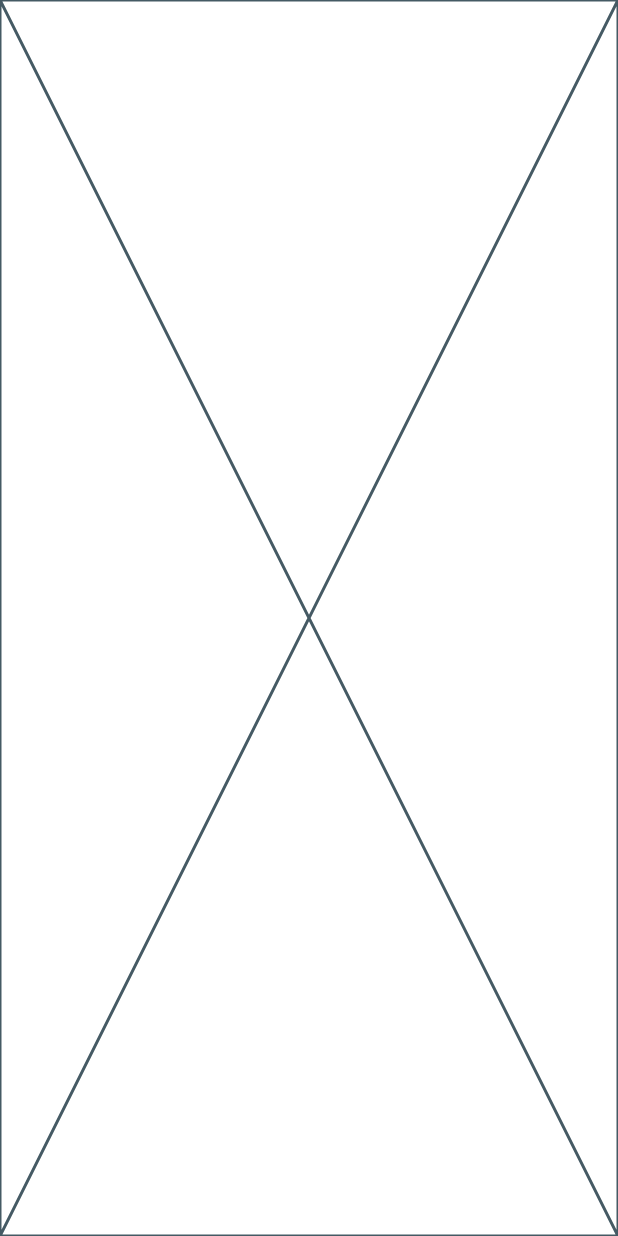
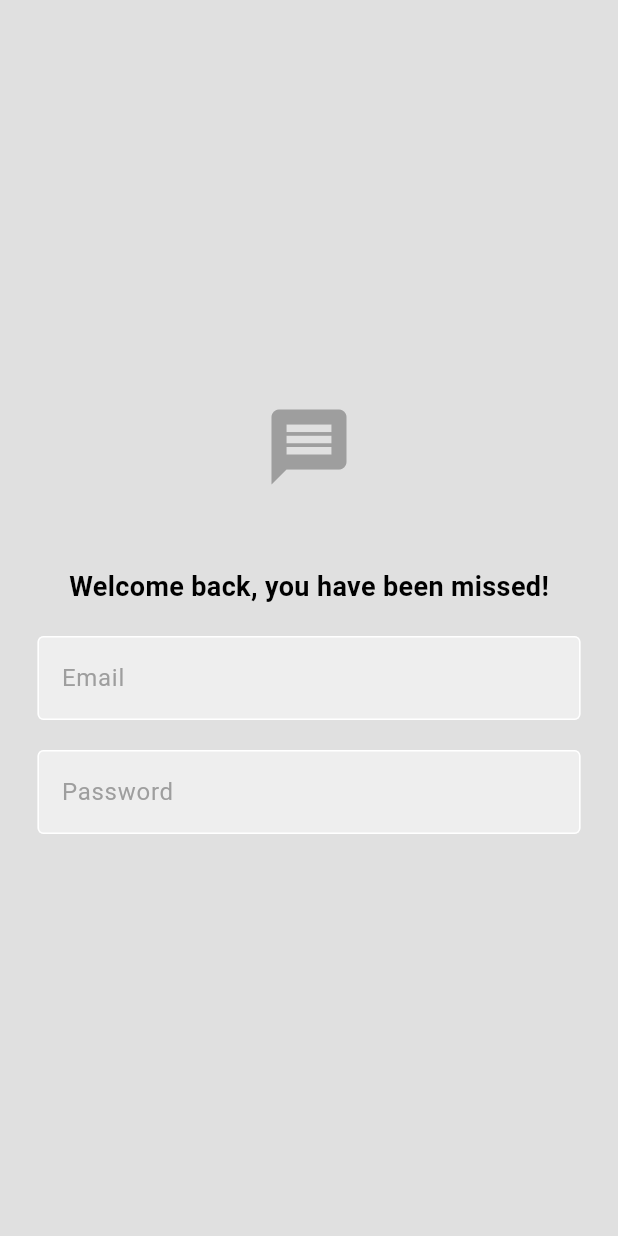
Before and after one commit to mkabdulazees56/flutte_chat_app_firbase, a Flutter app: the screen it shows after launch, on a phone screen of 412 x 824 dp. Run offline on Flutter 3.47's test engine with Material 3 defaults, Android fonts, the light colour scheme and no system bars.

Commit message:
login page created

```diff
--- /dev/null
+++ b/lib/components/my_text_field.dart
@@ -0,0 +1,31 @@
+// ignore_for_file: prefer_const_constructors
+
+import 'package:flutter/material.dart';
+
+class MyTextField extends StatelessWidget {
+  final String hintText;
+  final bool obscuredText;
+  const MyTextField(
+      {super.key, required this.hintText, required this.obscuredText});
+
+  @override
+  Widget build(BuildContext context) {
+    return Padding(
+      padding: const EdgeInsets.symmetric(horizontal: 25.0),
+      child: TextField(
+        obscureText: obscuredText,
+        decoration: InputDecoration(
+            enabledBorder: OutlineInputBorder(
+                borderSide:
+                    BorderSide(color: Theme.of(context).colorScheme.tertiary)),
+            focusedBorder: OutlineInputBorder(
+                borderSide:
+                    BorderSide(color: Theme.of(context).colorScheme.primary)),
+            fillColor: Theme.of(context).colorScheme.secondary,
+            filled: true,
+            hintText: hintText,
+            hintStyle: TextStyle(color: Theme.of(context).colorScheme.primary)),
+      ),
+    );
+  }
+}
--- a/lib/main.dart
+++ b/lib/main.dart
@@ -1,5 +1,6 @@
 import 'package:flutter/material.dart';
 import 'package:flutter_chat_app_firebase/pages/login_page.dart';
+import 'package:flutter_chat_app_firebase/theme/light_mode.dart';
 
 void main() {
   runApp(const MyApp());
@@ -12,11 +13,9 @@ class MyApp extends StatelessWidget {
   @override
   Widget build(BuildContext context) {
     return MaterialApp(
+      debugShowCheckedModeBanner: false,
       title: 'Flutter Demo',
-      theme: ThemeData(
-        colorScheme: ColorScheme.fromSeed(seedColor: Colors.deepPurple),
-        useMaterial3: true,
-      ),
+      theme: lightMode,
       home: const LoginPage(),
     );
   }
--- a/lib/pages/login_page.dart
+++ b/lib/pages/login_page.dart
@@ -1,10 +1,51 @@
+// ignore_for_file: prefer_const_constructors
+
 import 'package:flutter/material.dart';
+import 'package:flutter_chat_app_firebase/components/my_text_field.dart';
 
 class LoginPage extends StatelessWidget {
   const LoginPage({super.key});
 
   @override
   Widget build(BuildContext context) {
-    return const Placeholder();
+    return Scaffold(
+      backgroundColor: Theme.of(context).colorScheme.background,
+      body: Center(
+        child: Column(
+          mainAxisAlignment: MainAxisAlignment.center,
+          children: [
+            Icon(
+              Icons.message,
+              size: 60,
+              color: Theme.of(context).colorScheme.primary,
+            ),
+            SizedBox(
+              height: 50,
+            ),
+            Text('Welcome back, you have been missed!',
+                style: TextStyle(
+                  fontSize: 18,
+                  fontWeight: FontWeight.bold,
+                )),
+            SizedBox(
+              height: 20,
+            ),
+            //Email Address
+            MyTextField(
+              hintText: "Email",
+              obscuredText: false,
+            ),
+            SizedBox(
+              height: 20,
+            ),
+            //Password
+            MyTextField(
+              hintText: 'Password',
+              obscuredText: true,
+            )
+          ],
+        ),
+      ),
+    );
   }
 }
--- a/lib/theme/dark_mode.dart
+++ b/lib/theme/dark_mode.dart
@@ -0,0 +1,10 @@
+import 'package:flutter/material.dart';
+
+ThemeData darktMode = ThemeData(
+    colorScheme: ColorScheme.light(
+  background: Colors.grey.shade300,
+  primary: Colors.grey.shade500,
+  secondary: Colors.grey.shade200,
+  tertiary: Colors.white,
+  inversePrimary: Colors.grey.shade900,
+)); // ThemeData
--- a/lib/theme/light_mode.dart
+++ b/lib/theme/light_mode.dart
@@ -0,0 +1,10 @@
+import 'package:flutter/material.dart';
+
+ThemeData lightMode = ThemeData(
+    colorScheme: ColorScheme.light(
+  background: Colors.grey.shade300,
+  primary: Colors.grey.shade500,
+  secondary: Colors.grey.shade200,
+  tertiary: Colors.white,
+  inversePrimary: Colors.grey.shade900,
+)); // ThemeData
```
